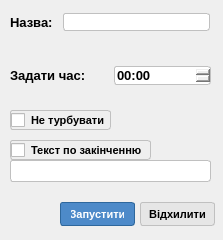
This is addalarmwindow.ui in Dandddyy/OOP_lab2 as Qt 5 draws it before an edit. The edited form follows.
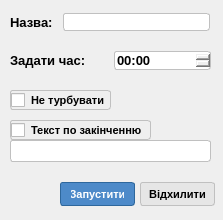
This is the edited form.

```diff
--- a/addalarmwindow.ui
+++ b/addalarmwindow.ui
@@ -7,19 +7,19 @@
     <x>0</x>
     <y>0</y>
     <width>223</width>
-    <height>240</height>
+    <height>220</height>
    </rect>
   </property>
   <property name="minimumSize">
    <size>
     <width>223</width>
-    <height>240</height>
+    <height>220</height>
    </size>
   </property>
   <property name="maximumSize">
    <size>
     <width>223</width>
-    <height>240</height>
+    <height>220</height>
    </size>
   </property>
   <property name="windowTitle">
@@ -79,7 +79,7 @@
      <x>10</x>
      <y>50</y>
      <width>201</width>
-     <height>51</height>
+     <height>21</height>
     </rect>
    </property>
    <layout class="QHBoxLayout" name="horizontalLayout">
@@ -119,7 +119,7 @@
    <property name="geometry">
     <rect>
      <x>10</x>
-     <y>140</y>
+     <y>120</y>
      <width>141</width>
      <height>20</height>
     </rect>
@@ -142,7 +142,7 @@
    <property name="geometry">
     <rect>
      <x>10</x>
-     <y>160</y>
+     <y>140</y>
      <width>201</width>
      <height>22</height>
     </rect>
@@ -162,7 +162,7 @@
    <property name="geometry">
     <rect>
      <x>60</x>
-     <y>202</y>
+     <y>182</y>
      <width>75</width>
      <height>24</height>
     </rect>
@@ -190,7 +190,7 @@
    <property name="geometry">
     <rect>
      <x>140</x>
-     <y>202</y>
+     <y>182</y>
      <width>75</width>
      <height>24</height>
     </rect>
@@ -213,7 +213,7 @@
    <property name="geometry">
     <rect>
      <x>10</x>
-     <y>110</y>
+     <y>90</y>
      <width>101</width>
      <height>20</height>
     </rect>
@@ -236,7 +236,7 @@
    <property name="geometry">
     <rect>
      <x>10</x>
-     <y>182</y>
+     <y>162</y>
      <width>201</width>
      <height>16</height>
     </rect>
@@ -282,6 +282,25 @@
     <string/>
    </property>
   </widget>
+  <widget class="QLabel" name="label_5">
+   <property name="geometry">
+    <rect>
+     <x>115</x>
+     <y>71</y>
+     <width>95</width>
+     <height>16</height>
+    </rect>
+   </property>
+   <property name="styleSheet">
+    <string notr="true">font-family: &quot;Segoe UI&quot;;
+    font-size: 7pt;
+    color: red;
+    font: bold;</string>
+   </property>
+   <property name="text">
+    <string/>
+   </property>
+  </widget>
  </widget>
  <resources/>
  <connections/>
```
